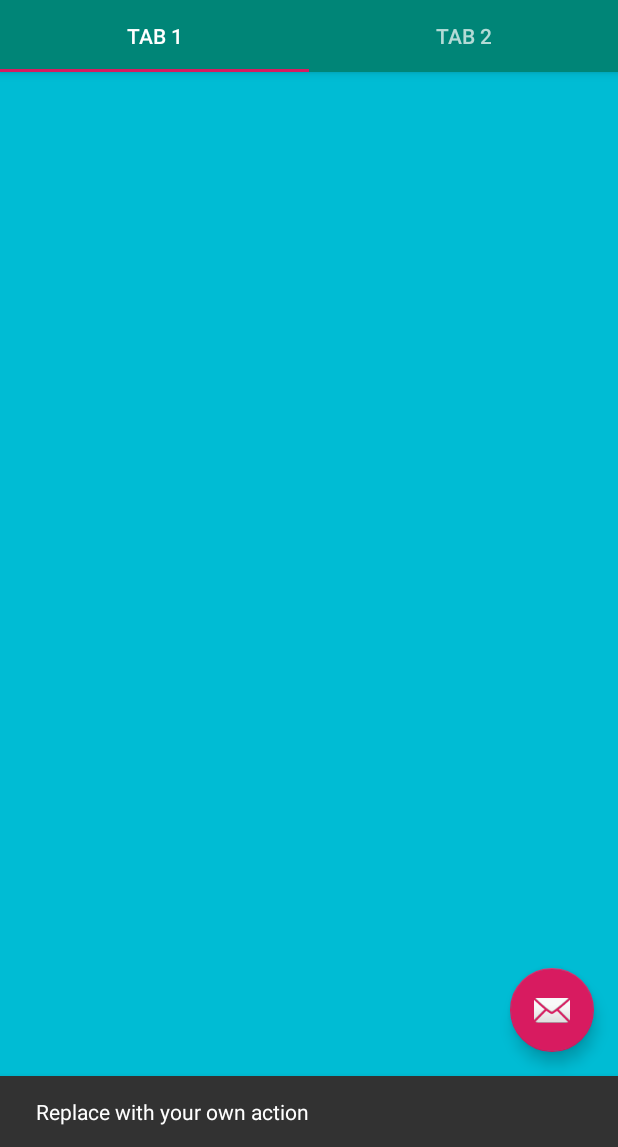
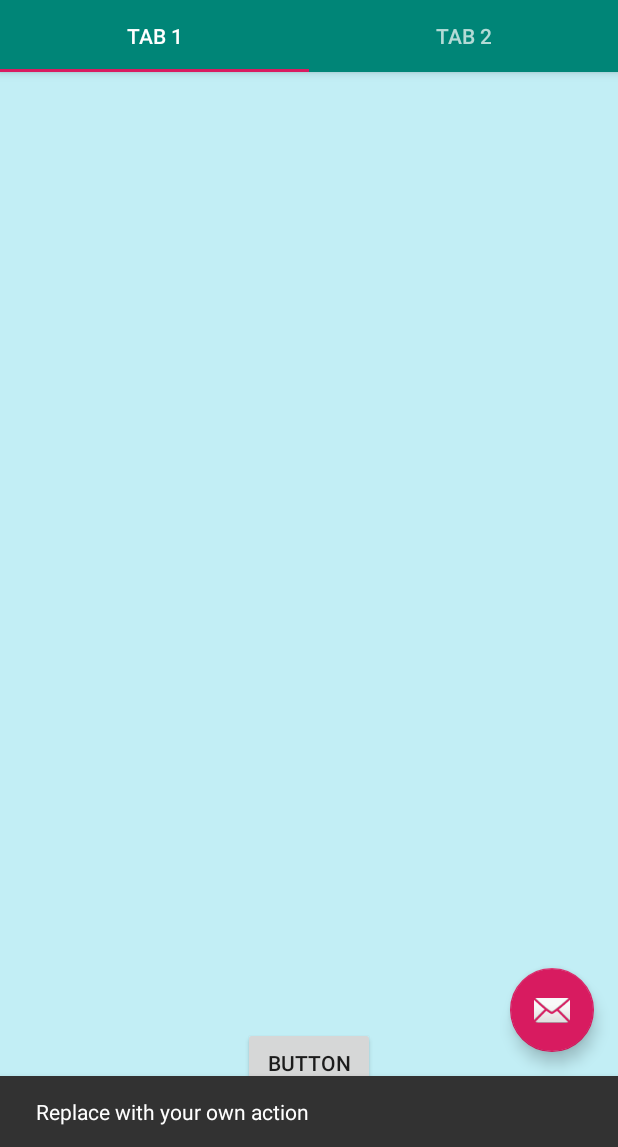
Before and after one commit to qiandrew/AudioNote, an Android app: the screen it shows after launch (MainActivity), after a tap on an icon or button, on a phone screen of 412 x 824 dp, the part 89-1236 px from its top. Run offline under Robolectric (Android 15) with nearby library versions, the phone set to English and light mode, and no system bars; 1 statement that could not run was skipped.

Commit message:
added button

```diff
--- a/Frontend/AudioNote/app/src/main/res/layout/fragment_main.xml
+++ b/Frontend/AudioNote/app/src/main/res/layout/fragment_main.xml
@@ -5,7 +5,7 @@
     android:id="@+id/constraintLayout"
     android:layout_width="match_parent"
     android:layout_height="match_parent"
-    android:background="#00BCD4"
+    android:background="#C2EEF5"
     tools:context=".ui.main.PlaceholderFragment">
 
     <TextView
@@ -21,4 +21,18 @@
         tools:layout_constraintLeft_creator="1"
         tools:layout_constraintTop_creator="1" />
 
+    <Button
+        android:id="@+id/button"
+        android:layout_width="wrap_content"
+        android:layout_height="wrap_content"
+        android:layout_marginStart="8dp"
+        android:layout_marginLeft="8dp"
+        android:layout_marginEnd="8dp"
+        android:layout_marginRight="8dp"
+        android:layout_marginBottom="32dp"
+        android:text="Button"
+        app:layout_constraintBottom_toBottomOf="parent"
+        app:layout_constraintEnd_toEndOf="parent"
+        app:layout_constraintStart_toStartOf="parent" />
+
 </androidx.constraintlayout.widget.ConstraintLayout>
```
